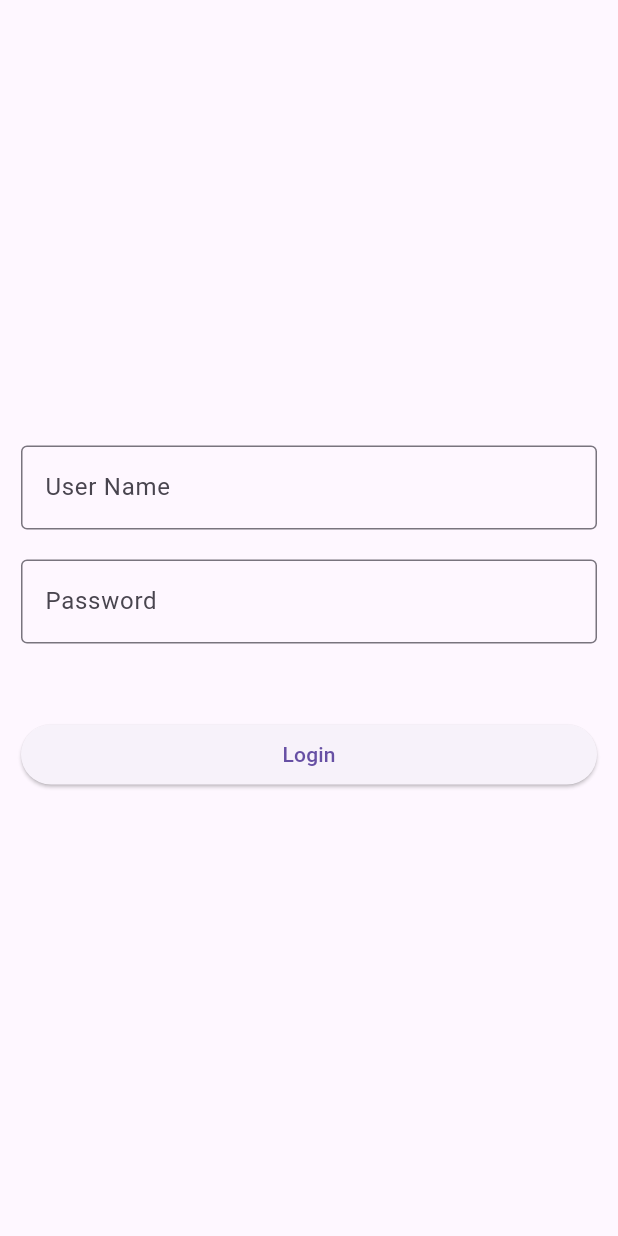
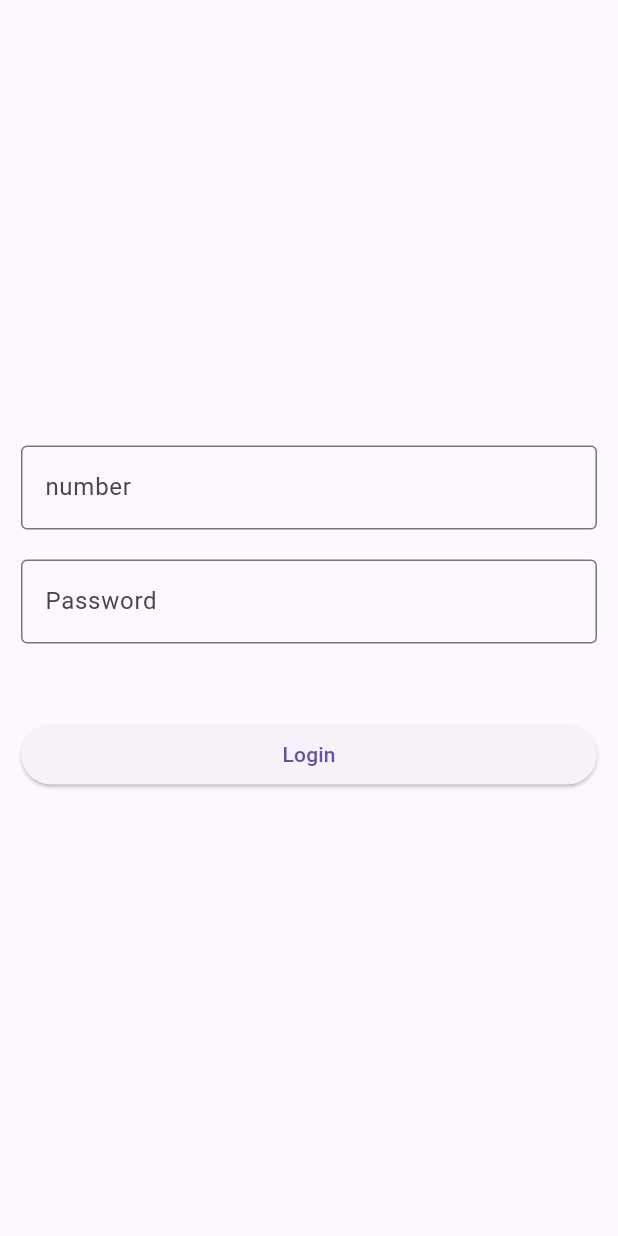
Before and after one commit to Pankaj-pm/budget_tracker, a Flutter app: the screen it shows after launch, on a phone screen of 412 x 824 dp. Run offline on Flutter 3.47's test engine with Material 3 defaults, Android fonts, the phone set to English and light mode, and no system bars; our stand-ins replace get, sqflite; accounts and stored records are empty.

Commit message:
database, insert , update

```diff
--- /dev/null
+++ b/lib/module/database/db_helper.dart
@@ -0,0 +1,56 @@
+import 'package:budget_tracker/module/database/user_model.dart';
+import 'package:sqflite/sqflite.dart';
+
+class DbHelper{
+  static final DbHelper _obj=DbHelper._helper();
+
+  DbHelper._helper();
+  final dbName="budget_new.db";
+
+  factory DbHelper(){
+    return _obj;
+  }
+
+  static DbHelper get instance=>_obj;
+
+  final String userTableName="user";
+
+  Database? database;
+
+  Future initDb()async {
+    database= await openDatabase(
+      dbName,
+      version: 3,
+      onCreate: (db, version) async{
+        await db.execute(
+          'CREATE TABLE $userTableName (id INTEER NOT NULL,name TEXT NOT NULL,number	TEXT NOT NULL UNIQUE,date TEXT NOT NULL,password TEXT NOT NULL,PRIMARY KEY(id AUTOINCREMENT))',
+        );
+
+        await db.execute(
+          '''CREATE TABLE "balance" ("id"	INTEGER NOT NULL,"type"	TEXT NOT NULL,"amount"	NUMERIC NOT NULL DEFAULT 0,"date"	TEXT NOT NULL,"note"	TEXT,"user_id" INTEGER NOT NULL,"category" TEXT NOT NULL,PRIMARY KEY("id" AUTOINCREMENT))''',
+        );
+      },
+      singleInstance: true,
+    );
+  }
+
+  Future insertUserData(UserModel userModel) async{
+    var database = await openDatabase(dbName);
+
+    database.insert("user", userModel.toJson());
+    // await database.execute('INSERT INTO "user"("name","number","date","password") VALUES ("abc","8869964","${DateTime.now()}","123456")');
+    database.close();
+  }
+
+  Future deleteUserData(int id) async{
+    var database = await openDatabase(dbName);
+
+    database.delete("user", where: "id = ?",whereArgs: [id]);
+    // await database.execute('DELETE FROM "user" WHERE id = $id');
+    database.close();
+  }
+
+  Future<List<Map<String,Object?>>?> getUser(String number,String pass) async{
+    return await database?.rawQuery("select * from $userTableName where number = $number and password = $pass");
+  }
+}
--- /dev/null
+++ b/lib/module/database/user_model.dart
@@ -0,0 +1,31 @@
+class UserModel {
+  int? id;
+  String? name;
+  String? password;
+  String? date;
+  String? number;
+
+  UserModel({
+    this.id,
+    this.name,
+    this.password,
+    this.date,
+    this.number,
+  });
+
+  factory UserModel.fromJson(Map<String, dynamic> json) => UserModel(
+    id: json["id"],
+    name: json["name"],
+    password: json["password"],
+    date: json["date"],
+    number: json["number"],
+  );
+
+  Map<String, dynamic> toJson() => {
+    "id": id,
+    "name": name,
+    "password": password,
+    "date": date,
+    "number": number,
+  };
+}
--- a/lib/module/home/home_controller.dart
+++ b/lib/module/home/home_controller.dart
@@ -1,10 +1,12 @@
 import 'package:budget_tracker/module/add_budget/add_budget.dart';
 import 'package:budget_tracker/module/add_budget/budget_model.dart';
+import 'package:flutter/cupertino.dart';
 import 'package:get/get.dart';
 
 class HomeController extends GetxController {
   RxString name = "".obs;
   RxInt count = 0.obs;
+  PageController pageController=PageController();
 
 
   @override
--- a/lib/module/login/login_controller.dart
+++ b/lib/module/login/login_controller.dart
@@ -1,15 +1,24 @@
+import 'package:budget_tracker/module/database/db_helper.dart';
+import 'package:budget_tracker/module/database/user_model.dart';
 import 'package:budget_tracker/module/home/home_screen.dart';
 import 'package:flutter/cupertino.dart';
 import 'package:get/get.dart';
 
-class LoginController extends GetxController{
+class LoginController extends GetxController {
+  TextEditingController number = TextEditingController();
 
+  // TextEditingController name = TextEditingController();
+  TextEditingController pass = TextEditingController();
 
-  TextEditingController name=TextEditingController();
-  TextEditingController pass=TextEditingController();
+  Future gotoHome() async {
+    DbHelper helper = DbHelper();
 
-  void gotoHome(){
-    Get.off(()=>HomePage());
+    var userFound = await helper.getUser(number.text, pass.text);
+    if (userFound?.isEmpty ?? false) {
+      await helper.insertUserData(
+          UserModel(number: number.text, password: pass.text, name: "", date: DateTime.now().toString()));
+    }
+
+    Get.off(() => HomePage());
   }
-
 }
--- a/lib/module/login/login_page.dart
+++ b/lib/module/login/login_page.dart
@@ -20,8 +20,8 @@ class LoginPage extends StatelessWidget {
             crossAxisAlignment: CrossAxisAlignment.stretch,
             children: [
               TextFormField(
-                controller: controller.name,
-                decoration: const InputDecoration(hintText: "User Name", border: OutlineInputBorder()),
+                controller: controller.number,
+                decoration: const InputDecoration(hintText: "number", border: OutlineInputBorder()),
               ),
               SizedBox(
                 height: 20,
--- a/pubspec.yaml
+++ b/pubspec.yaml
@@ -36,6 +36,7 @@ dependencies:
   # Use with the CupertinoIcons class for iOS style icons.
   cupertino_icons: ^1.0.2
   get: ^4.6.6
+  sqflite: ^2.3.2
 
 dev_dependencies:
   flutter_test:
```
Also changed, not shown: lib/main.dart (+17 -1 lines), lib/module/home/home_screen.dart (+75 -27 lines), pubspec.lock, 7 other files.
